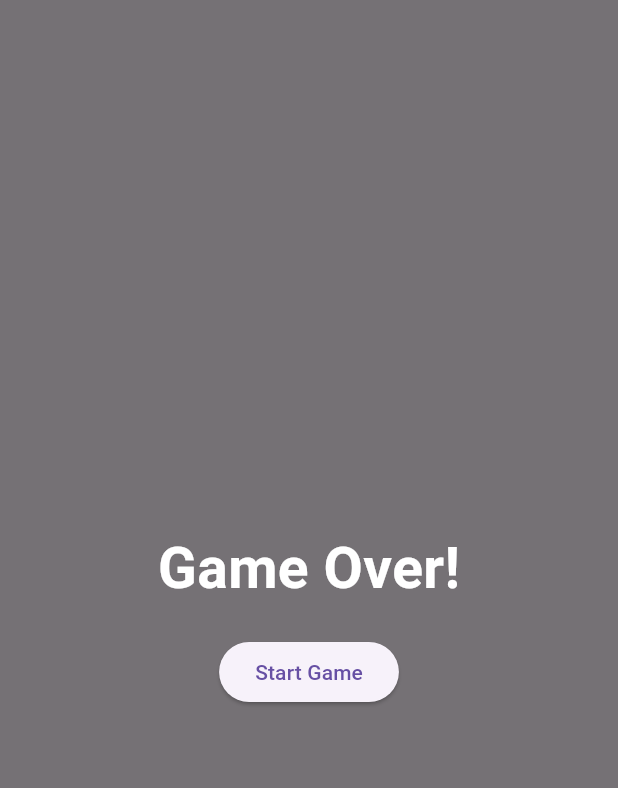
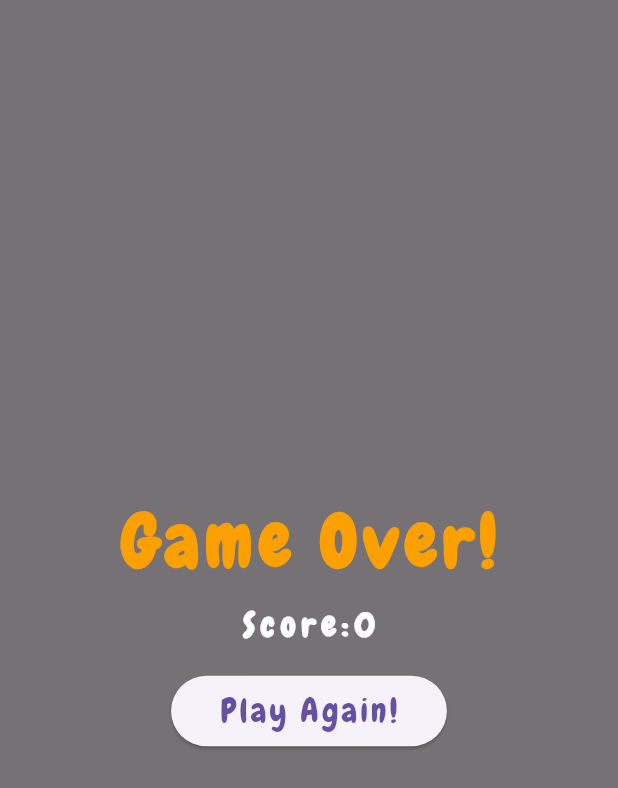
Before and after one commit to rohitarora15820/flappy_dash_game, a Flutter app: the GameOver widget shown alone on an empty page, opened directly, on a phone screen of 412 x 824 dp. Shown: the top 788 px of the screen. Run offline on Flutter 3.47's test engine with Material 3 defaults, Android fonts, the phone set to English and light mode, and no system bars; our stand-ins replace bloc, equatable, flutter_animate, flutter_bloc; missing offline and left inert: flame, flame_bloc.

Commit message:
Change Font Style & Added BackDropFilter in GameOver

```diff
--- a/lib/components/flappy_dash_root_component.dart
+++ b/lib/components/flappy_dash_root_component.dart
@@ -14,7 +14,7 @@ class FlappyDashRootComponent extends Component
   late Dash _dash;
   late PipePair _lastPipe;
   static const _pipesDistance = 400.0;
-  late TextComponent _scoreText;
+
 
   @override
   Future<void> onLoad() async{
@@ -22,12 +22,7 @@ class FlappyDashRootComponent extends Component
     add(DashParallaxBackground());
     add(_dash = Dash());
     _generatePipes(fromX: 350);
-    game.camera.viewfinder.add(
-      _scoreText = TextComponent(
 
-        position: Vector2(0, -(game.size.y / 2)),
-      ),
-    );
   }
 
   void _generatePipes({int count = 5, double fromX = 0.0}) {
@@ -80,7 +75,7 @@ class FlappyDashRootComponent extends Component
   @override
   void update(double dt) {
     super.update(dt);
-    _scoreText.text =bloc.state.currentScrore.toString();
+
     if (_dash.x >= _lastPipe.x) {
       _generatePipes(fromX: _pipesDistance);
       _removePipes();
--- a/lib/components/hidden_coin.dart
+++ b/lib/components/hidden_coin.dart
@@ -9,7 +9,7 @@ class HiddenCoin extends PositionComponent{
   HiddenCoin({
     required super.position
   }):super(
-    size: Vector2.all(24.0),
+    size: Vector2.all(40.0),
     anchor: Anchor.center
   );
 
--- a/lib/main.dart
+++ b/lib/main.dart
@@ -15,8 +15,9 @@ class MyApp extends StatelessWidget {
   Widget build(BuildContext context) {
     return BlocProvider(
       create: (context) => GameCubit(),
-      child: const MaterialApp(
+      child:  MaterialApp(
           title: 'Flappy Dash Game',
+          theme: ThemeData(fontFamily: 'Chewy'),
           home: MainPage()
       ),
     );
--- a/lib/widgets/game_over_widget.dart
+++ b/lib/widgets/game_over_widget.dart
@@ -1,3 +1,5 @@
+import 'dart:ui';
+
 import 'package:flappy_dash/bloc/game/game_cubit.dart';
 import 'package:flutter/material.dart';
 import 'package:flutter_bloc/flutter_bloc.dart';
@@ -7,7 +9,11 @@ class GameOver extends StatelessWidget {
 
   @override
   Widget build(BuildContext context) {
-    return             Container(
+    return             BlocBuilder<GameCubit,GameState>(
+      builder: (context, state) =>
+      BackdropFilter(
+        filter: ImageFilter.blur(sigmaX: 6,sigmaY: 6),
+        child: Container(
                       color: Colors.black54,
                       child: Center(
                         child: Column(
@@ -16,17 +22,39 @@ class GameOver extends StatelessWidget {
                             Text(
                               'Game Over!',
                               style: TextStyle(
-                            fontSize: 38,
+                                fontSize: 48,
+                                fontWeight: FontWeight.bold,
+                                   color: Color(0xffffca000),
+                                letterSpacing: 4
+                              ),
+                            ),
+                            SizedBox(height: 6,),
+                            Text(
+                              'Score:${state.currentScrore}',
+                              style: TextStyle(
+                                fontSize: 22,
                                 fontWeight: FontWeight.bold,
                                 color: Colors.white,
+                                 letterSpacing: 4
+
                               ),
                             ),
                             SizedBox(height: 18,),
                             ElevatedButton(
                               onPressed: () => BlocProvider.of<GameCubit>(context).restartGame(),
-                          child: Text("Start Game"),
+                              child: Padding(
+                                padding: const EdgeInsets.all(8.0),
+                                child: Text("Play Again!",
+                                style: TextStyle(
+                                  fontSize: 22,
+                                  letterSpacing: 2
+                                ),
+                                ),
+                              ),
                             ),
                           ],
+                        ),
+                      ),
                     ),
       ),
     );
```
Also changed, not shown: lib/main_page.dart (+12 -10 lines), lib/widgets/tap_to_play.dart (added, +31 -0 lines), lib/widgets/top_score.dart (added, +29 -0 lines), pubspec.yaml (+6 -6 lines), pubspec.lock. Lines whose indentation alone changed are shown as unchanged.
